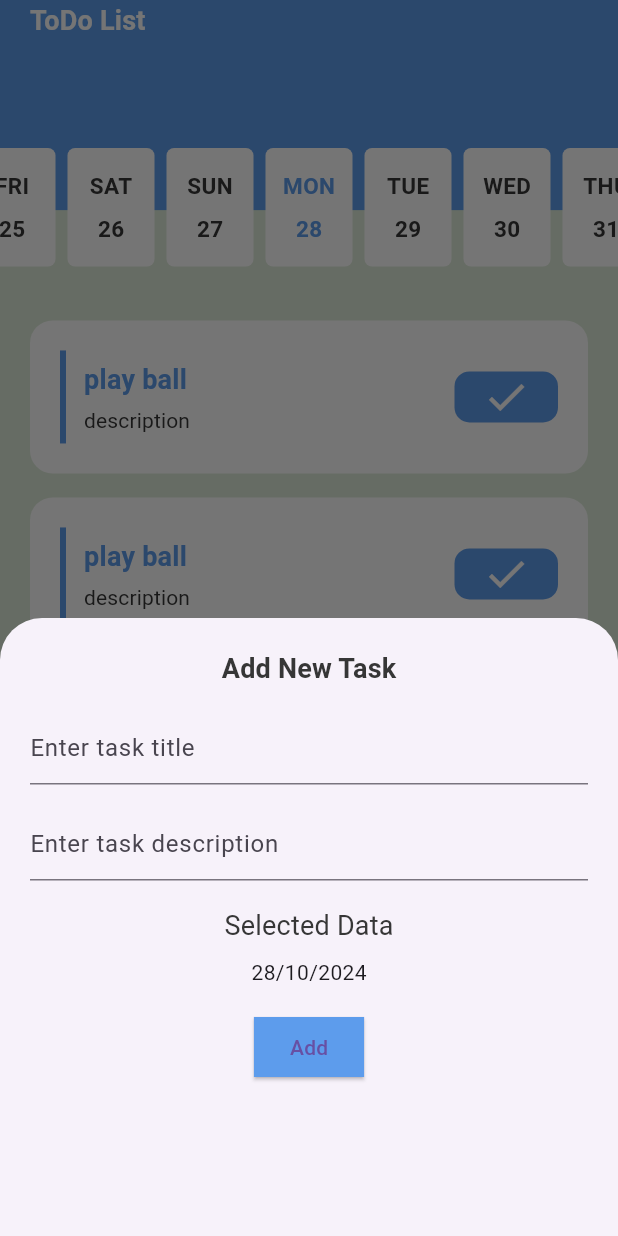
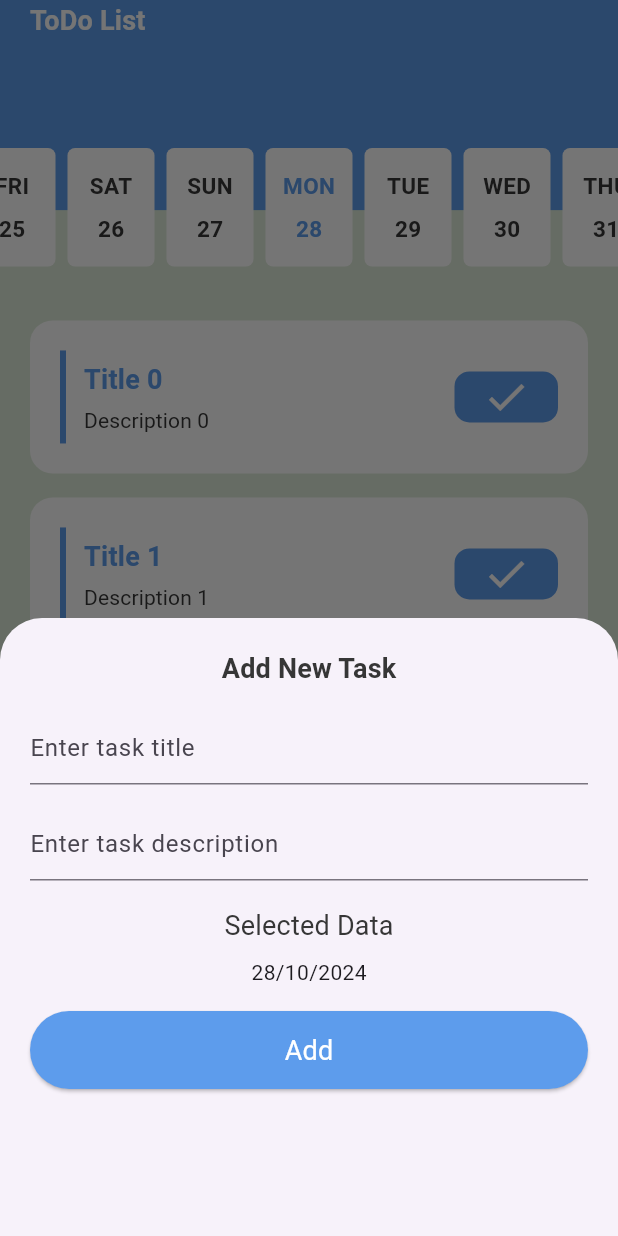
Before and after one commit to MawadaHamed/todo, a Flutter app: the screen it shows after launch, after a tap on the "add" icon, on a phone screen of 412 x 824 dp. Run offline on Flutter 3.47's test engine with Material 3 defaults, Android fonts, the light colour scheme and no system bars; drawn by our look-alikes of easy_date_timeline.

Commit message:
Create task model

```diff
--- a/lib/app_theme.dart
+++ b/lib/app_theme.dart
@@ -46,7 +46,6 @@ class AppTheme{
       elevatedButtonTheme: ElevatedButtonThemeData(
         style: ElevatedButton.styleFrom(
           backgroundColor: AppTheme.primary,
-          shape: BeveledRectangleBorder(),
         )
       )
   );
--- a/lib/tabs/tasks/task_item.dart
+++ b/lib/tabs/tasks/task_item.dart
@@ -1,7 +1,12 @@
 import 'package:flutter/material.dart';
 import 'package:untitled1/app_theme.dart';
+import 'package:untitled1/models/task_model.dart';
+
 
 class TaskItem extends StatelessWidget {
+
+  TaskItem(this.task);
+  TaskModel task;
 
   @override
   Widget build(BuildContext context) {
@@ -24,11 +29,11 @@ class TaskItem extends StatelessWidget {
           Column(
             crossAxisAlignment: CrossAxisAlignment.start,
             children: [
-              Text('play ball',
+              Text(task.title,
               style: textTheme.titleMedium ?.copyWith(color: AppTheme.primary),
               ),
               SizedBox(height: 4,),
-              Text('description',
+              Text(task.description,
                 style: textTheme.titleSmall,
               ),
             ],
--- a/lib/tabs/tasks/tasks_tab.dart
+++ b/lib/tabs/tasks/tasks_tab.dart
@@ -1,6 +1,7 @@
 import 'package:easy_date_timeline/easy_date_timeline.dart';
 import 'package:flutter/material.dart';
 import 'package:untitled1/app_theme.dart';
+import 'package:untitled1/models/task_model.dart';
 import 'package:untitled1/tabs/tasks/task_item.dart';
 
 
@@ -10,6 +11,12 @@ class TaskTab extends StatelessWidget {
   @override
   Widget build(BuildContext context) {
     double height = MediaQuery.sizeOf(context).height;
+    List<TaskModel> tasks = List.generate(10, (index) =>
+        TaskModel(
+            title: 'Title $index',
+            date: DateTime.now(),
+            description: 'Description $index'
+        ));
     return Column(
       children: [
         Stack(
@@ -80,8 +87,8 @@ class TaskTab extends StatelessWidget {
         Expanded(
           child: ListView.builder(
             padding: EdgeInsets.only(top: 20),
-            itemBuilder: (_,index) =>TaskItem(),
-          itemCount: 10,),
+            itemBuilder: (_,index) =>TaskItem(tasks[index]),
+          itemCount: tasks.length,),
         )
       ],
     );
--- a/lib/widgets/default_elevated-button.dart
+++ b/lib/widgets/default_elevated-button.dart
@@ -1,4 +1,5 @@
 import 'package:flutter/material.dart';
+import 'package:untitled1/app_theme.dart';
 
 class DefaultElevatedButton extends StatelessWidget {
   DefaultElevatedButton({required this.lable,required this.onPressed});
@@ -9,8 +10,14 @@ class DefaultElevatedButton extends StatelessWidget {
     return ElevatedButton(
         onPressed: onPressed,
         style: ElevatedButton.styleFrom(
+          fixedSize: Size(
+          MediaQuery.sizeOf(context).width,52),
         ),
-        child: Text(lable),
+        child: Text(lable,
+        style:
+        Theme.of(context).textTheme.titleMedium?.copyWith(fontWeight: FontWeight.w400,
+        color: AppTheme.white),
+        ),
     );
   }
 }
```
